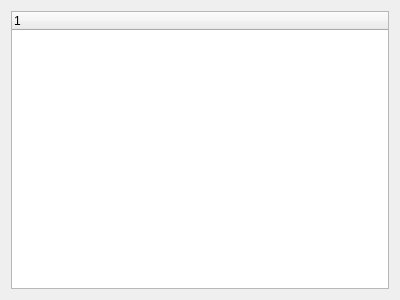
Old version of the form shape_relation.ui in the repository IgnorAnsel/urdf_editor.
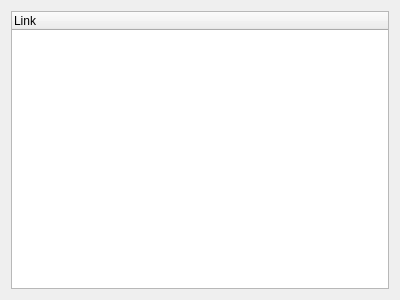
New version of the form.

What changed in the file:
```diff
--- a/shape_relation.ui
+++ b/shape_relation.ui
@@ -18,7 +18,7 @@
     <widget class="QTreeWidget" name="treeWidget">
      <column>
       <property name="text">
-       <string notr="true">1</string>
+       <string notr="true">Link</string>
       </property>
      </column>
     </widget>
```
